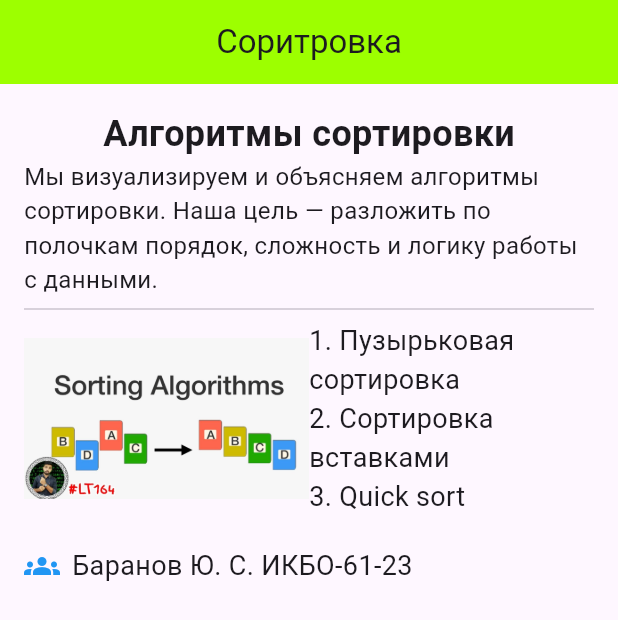
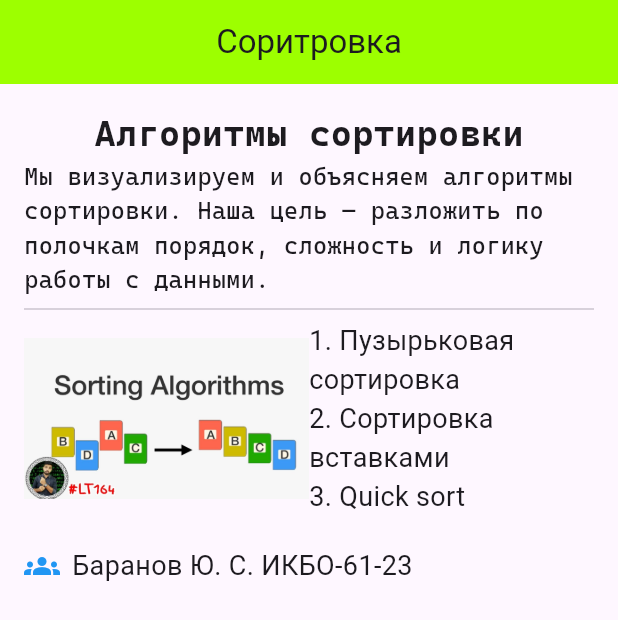
Before and after one commit to Stranik2504/FlutterCourse, a Flutter app: the screen it shows after launch, on a phone screen of 412 x 824 dp. Shown: the top 620 px of the screen. Run offline on Flutter 3.47's test engine with Material 3 defaults, Android fonts, the phone set to English and light mode, and no system bars.

Commit message:
release task3

```diff
--- a/lib/main.dart
+++ b/lib/main.dart
@@ -29,6 +29,18 @@ class MyHomePage extends StatefulWidget {
 }
 
 class _MyHomePageState extends State<MyHomePage> {
+  int num = 1;
+
+  void changeImg() {
+    setState(() {
+      num++;
+
+      if (num > 5) {
+        num = 1;
+      }
+    });
+  }
+
   @override
   Widget build(BuildContext context) {
     return Scaffold(
@@ -44,25 +56,32 @@ class _MyHomePageState extends State<MyHomePage> {
             const Center(
                 child: Text(
                   'Алгоритмы сортировки',
-                  style: TextStyle(fontSize: 24, fontWeight: FontWeight.bold),
+                  style: TextStyle(
+                      fontSize: 24,
+                      fontWeight: FontWeight.bold,
+                      fontFamily: 'CascadiaCode',
+                  ),
                 )
             ),
             const Center(
               child: Text(
                 'Мы визуализируем и объясняем алгоритмы сортировки. '
                 'Наша цель — разложить по полочкам порядок, сложность и логику работы с данными.',
-                style: TextStyle(fontSize: 16),
+                style: TextStyle(fontSize: 16, fontFamily: 'CascadiaCode',),
               ),
             ),
             const Divider(),
             Row(
               children: [
                 Expanded(
-                  child: Image.asset(
-                    'assets/algo.jpg',
-                    width: 120,
-                    height: 120,
-                    fit: BoxFit.contain,
+                  child: InkWell(
+                    onTap: changeImg,
+                    child: Image.asset(
+                      'assets/imgs/$num.jpg',
+                      width: 120,
+                      height: 120,
+                      fit: BoxFit.contain,
+                    )
                   ),
                 ),
                 Expanded(child: Column(crossAxisAlignment: .start,
```
Also changed, not shown: pubspec.yaml (+10 -1 lines), assets/fonts/CascadiaCode-VariableFont_wght.ttf (added), assets/imgs/1.jpg (renamed from assets/algo.jpg), assets/imgs/2.jpg (added), assets/imgs/3.jpg (added), assets/imgs/4.jpg (added), assets/imgs/5.jpg (added).
